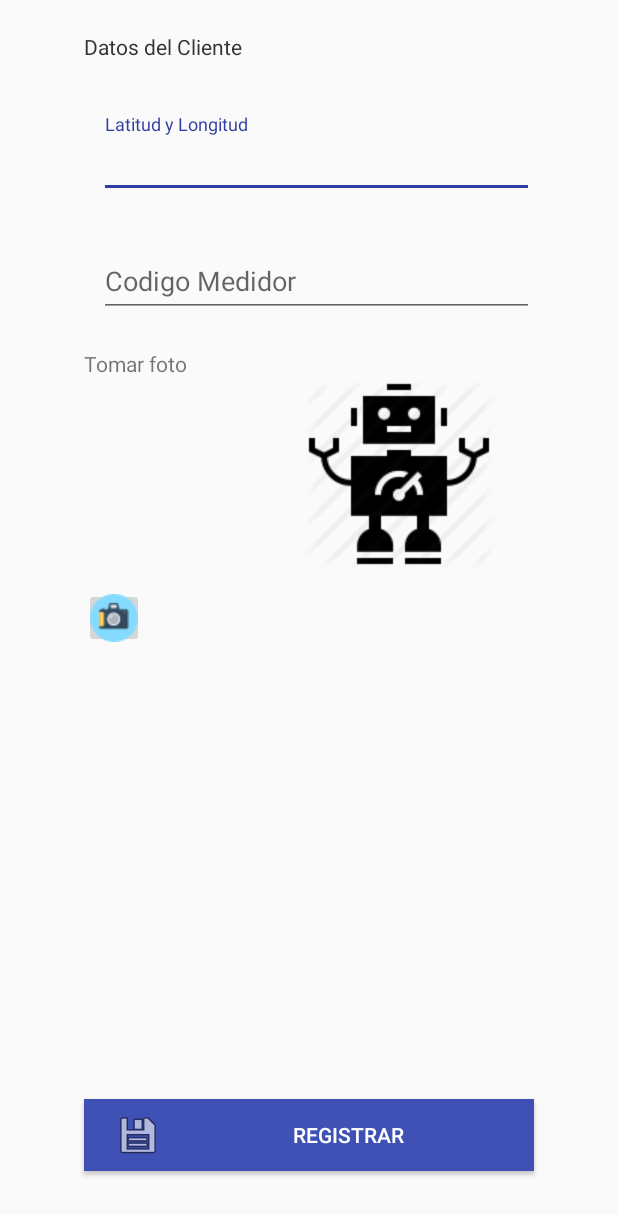
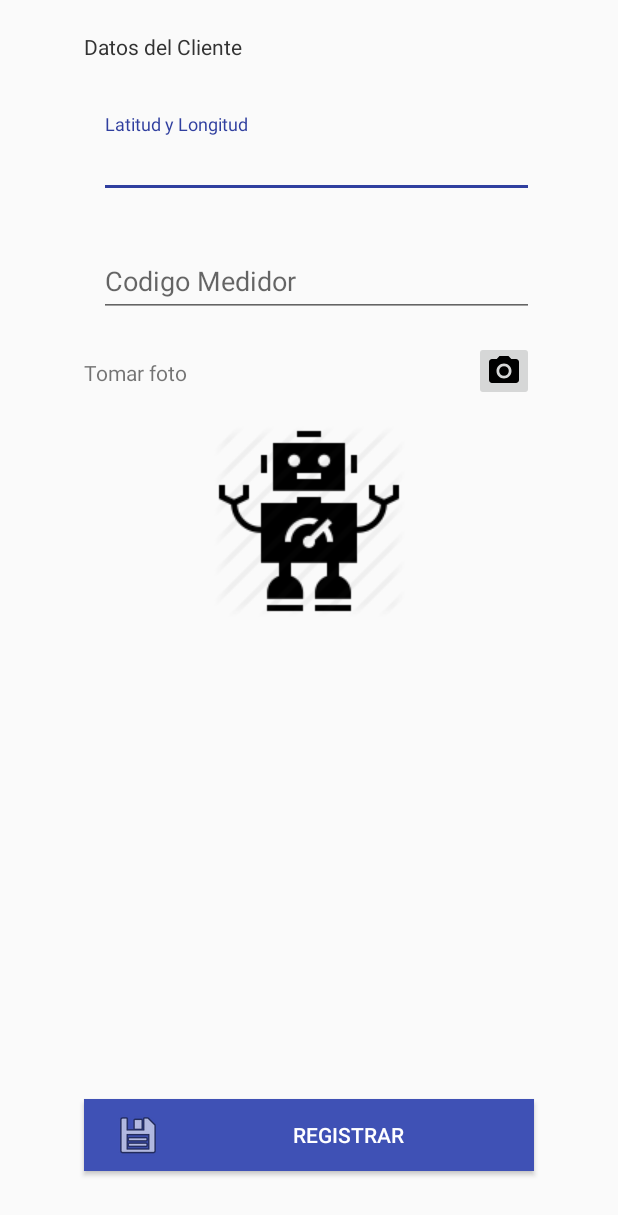
Before and after one commit to jhonker2/Portoaguas, an Android app: the layout storepunto.xml on its own in the app's theme, with its tools: preview values and no code run, on a phone screen of 412 x 824 dp. Shown: the top 1215 px of the screen. Run offline under Robolectric (Android 15) with nearby library versions, the phone set to English and light mode, and no system bars.

Commit message:
10042017
Cambios slqlite

```diff
--- a/app/src/main/AndroidManifest.xml
+++ b/app/src/main/AndroidManifest.xml
@@ -6,11 +6,8 @@
     <uses-permission android:name="android.permission.INTERNET" />
     <uses-permission android:name="android.permission.ACCESS_NETWORK_STATE" />
     <uses-permission android:name="android.permission.CAMERA" />
-    <uses-permission android:name="android.permission.WRITE_EXTERNAL_STORAGE" />
+    <uses-permission android:name="android.permission.WRITE_EXTERNAL_STORAGE"/>
 
-    <uses-feature
-        android:glEsVersion="0x00020000"
-        android:required="true" />
     <uses-feature
         android:name="android.hardware.camera"
         android:required="true" />
--- a/app/src/main/res/layout/storepunto.xml
+++ b/app/src/main/res/layout/storepunto.xml
@@ -99,25 +99,26 @@
         android:id="@+id/btn_camera"
         android:layout_width="40dp"
         android:layout_height="40dp"
-        android:layout_alignStart="@+id/textView"
-        android:layout_centerVertical="true"
-        app:srcCompat="@drawable/technology" />
+        app:srcCompat="@drawable/ic_menu_camera"
+        android:layout_below="@+id/linearLayout4"
+        android:layout_alignEnd="@+id/linearLayout4"
+        android:layout_marginTop="16dp" />
 
     <TextView
         android:id="@+id/textView"
         android:layout_width="wrap_content"
         android:layout_height="wrap_content"
-        android:layout_alignStart="@+id/linearLayout4"
+        android:layout_marginTop="27dp"
+        android:text="Tomar foto"
         android:layout_below="@+id/linearLayout4"
-        android:layout_marginTop="21dp"
-        android:text="Tomar foto" />
+        android:layout_alignStart="@+id/linearLayout4" />
 
     <ImageView
         android:id="@+id/img1"
         android:layout_width="wrap_content"
         android:layout_height="wrap_content"
-        android:layout_alignStart="@+id/textView15"
-        android:layout_below="@+id/textView"
-        android:layout_marginStart="21dp"
-        app:srcCompat="@drawable/robot" />
+        app:srcCompat="@drawable/robot"
+        android:layout_marginTop="16dp"
+        android:layout_below="@+id/btn_camera"
+        android:layout_centerHorizontal="true" />
 </RelativeLayout>
--- a/app/src/main/res/values/strings.xml
+++ b/app/src/main/res/values/strings.xml
@@ -1,5 +1,5 @@
 <resources>
-    <string name="app_name">Portoaguas</string>
+    <string name="app_name">PORTOAGUAS EP</string>
 
     <string name="navigation_drawer_open">Open navigation drawer</string>
     <string name="navigation_drawer_close">Close navigation drawer</string>
@@ -7,5 +7,5 @@
     <string name="action_settings">Settings</string>
     <string name="title_activity_maps">Map</string>
     <string name="title_activity_geo">GeoActivity</string>
-    <string name="title_activity_login">PortoAguas E.P.</string>
+    <string name="title_activity_login">PortoAguas EP.</string>
 </resources>
--- a/app/src/main/res/xml/file_paths.xml
+++ b/app/src/main/res/xml/file_paths.xml
@@ -1,5 +1,4 @@
 <?xml version="1.0" encoding="utf-8"?>
 <paths xmlns:android="http://schemas.android.com/apk/res/android">
-    <external-path name="my_images" path="Android/
-    data/com.example.pmat_programador_1.portoaguas/files/Pictures" />
+    <external-path name="my_images" path="Android/data/com.example.pmat_programador_1.portoaguas/files/Pictures" />
 </paths>
```
Also changed, not shown: app/src/main/java/com/example/pmat_programador_1/portoaguas/MapsActivity.java (+104 -35 lines), app/src/main/java/sqlit/Movimiento.java (added, +63 -0 lines), app/src/main/java/sqlit/MovimientoContrac.java (added, +18 -0 lines), app/src/main/java/sqlit/MovimientoHelper.java (added, +48 -0 lines).
